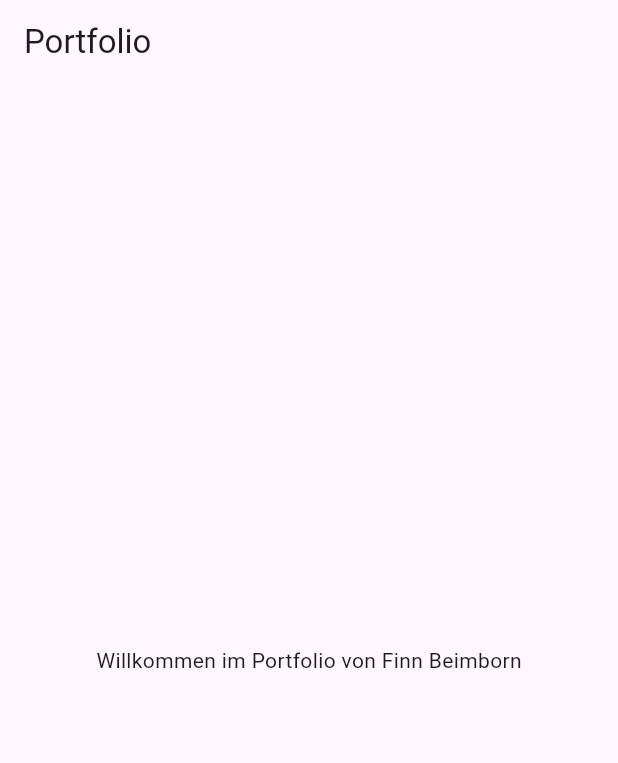
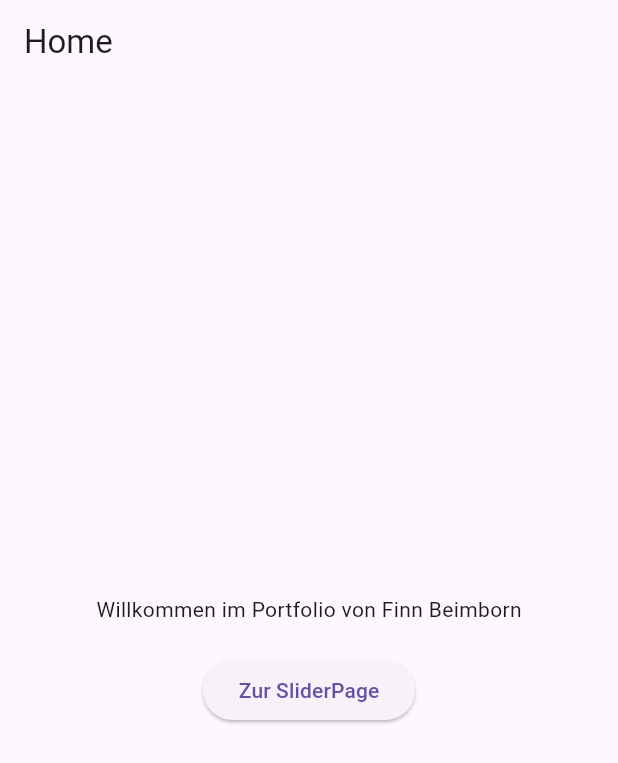
Before and after one commit to Finnbmb/portfolio_5448674, a Flutter app: the screen it shows after launch, on a phone screen of 412 x 824 dp. Shown: the top 763 px of the screen. Run offline on Flutter 3.47's test engine with Material 3 defaults, Android fonts, the phone set to English and light mode, and no system bars.

Commit message:
Sliderpage in homepage integiert

```diff
--- a/lib/main.dart
+++ b/lib/main.dart
@@ -1,5 +1,6 @@
 import 'package:flutter/material.dart';
 import 'pages/home_page.dart';
+import 'pages/slider_page.dart';
 
 void main() {
   runApp(const PortfolioApp());
--- a/lib/pages/home_page.dart
+++ b/lib/pages/home_page.dart
@@ -1,4 +1,5 @@
 import 'package:flutter/material.dart';
+import 'slider_page.dart';
 
 class HomePage extends StatelessWidget {
   const HomePage({super.key});
@@ -7,10 +8,25 @@ class HomePage extends StatelessWidget {
   Widget build(BuildContext context) {
     return Scaffold(
       appBar: AppBar(
-        title: const Text('Portfolio'),
+        title: const Text('Home'),
       ),
-      body: const Center(
-        child: Text('Willkommen im Portfolio von Finn Beimborn'),
+      body: Center(
+        child: Column(
+          mainAxisAlignment: MainAxisAlignment.center,
+          children: [
+            const Text('Willkommen im Portfolio von Finn Beimborn'),
+            const SizedBox(height: 20),
+            ElevatedButton(
+              onPressed: () {
+                Navigator.push(
+                  context,
+                  MaterialPageRoute(builder: (context) => const SliderPage()),
+                );
+              },
+              child: const Text('Zur SliderPage'),
+            ),
+          ],
+        ),
       ),
     );
   }
```
